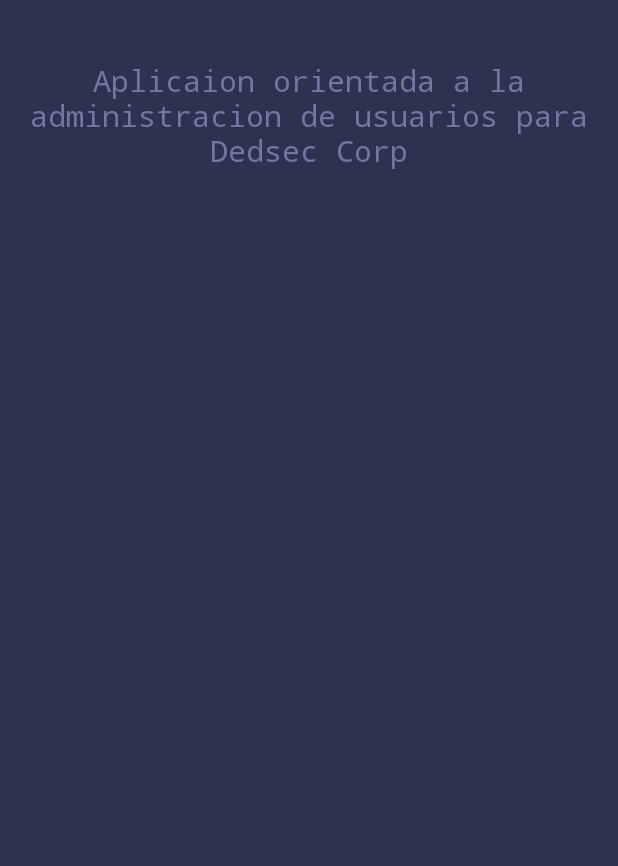
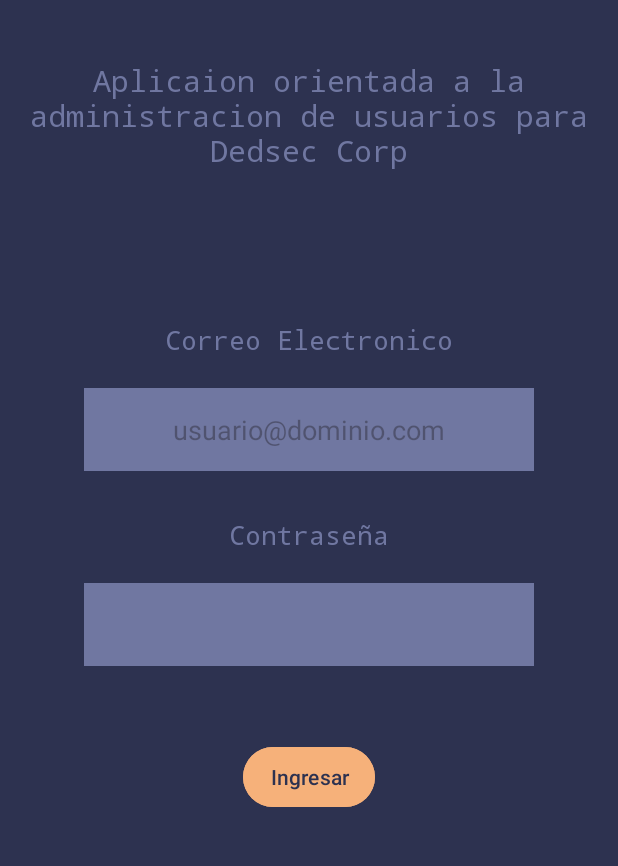
Before and after one commit to CiscoFsociety23/mobile.dedsec.cl, an Android app: the screen it shows after launch (MainActivity), on a phone screen of 412 x 824 dp, the part 119-985 px from its top. Run offline under Robolectric (Android 15) with nearby library versions, the phone set to English and light mode, and no system bars.

Commit message:
feature: ingress view

```diff
--- a/app/src/main/res/layout/activity_main.xml
+++ b/app/src/main/res/layout/activity_main.xml
@@ -29,6 +29,61 @@
         android:textSize="20sp"
         android:textAlignment="center" />
 
+    <TextView
+        android:layout_width="match_parent"
+        android:layout_height="wrap_content"
+        android:text="@string/label_email"
+        android:textColor="@color/dedsec_light"
+        android:layout_marginTop="100dp"
+        android:fontFamily="monospace"
+        android:textSize="18sp"
+        android:textAlignment="center" />
 
+    <EditText
+        android:id="@+id/inputUserEmail"
+        android:layout_width="300dp"
+        android:layout_height="wrap_content"
+        android:padding="15dp"
+        android:textAlignment="center"
+        android:layout_gravity="center"
+        android:layout_marginTop="20dp"
+        android:hint="@string/email_hint"
+        android:background="@color/dedsec_light"
+        android:textColor="@color/dedsec_aux"
+        android:inputType="textEmailAddress"/>
+
+    <TextView
+        android:layout_width="match_parent"
+        android:layout_height="wrap_content"
+        android:text="@string/label_passwd"
+        android:textColor="@color/dedsec_light"
+        android:layout_marginTop="30dp"
+        android:fontFamily="monospace"
+        android:textSize="18sp"
+        android:textAlignment="center" />
+
+    <EditText
+        android:id="@+id/inputUserPasswd"
+        android:layout_width="300dp"
+        android:layout_height="wrap_content"
+        android:padding="15dp"
+        android:textAlignment="center"
+        android:layout_gravity="center"
+        android:layout_marginTop="20dp"
+        android:background="@color/dedsec_light"
+        android:textColor="@color/dedsec_aux"
+        android:inputType="textPassword"/>
+
+    <Button
+        android:id="@+id/btn_ingress"
+        android:layout_width="wrap_content"
+        android:layout_height="wrap_content"
+        android:layout_gravity="center_horizontal"
+        android:layout_marginTop="50dp"
+        android:text="@string/btn_ingress"
+        android:paddingVertical="5dp"
+        android:backgroundTint="@color/dedsec_aux"
+        android:textColor="@color/dedsec_dark"
+        android:paddingHorizontal="10dp"/>
 
 </LinearLayout>
--- a/app/src/main/res/values/strings.xml
+++ b/app/src/main/res/values/strings.xml
@@ -3,4 +3,10 @@
     <string name="app_name">Dedsec Mobile</string>
     <string name="app_description">Aplicaion orientada a la administracion de usuarios para Dedsec Corp</string>
 
+    <string name="label_email">Correo Electronico</string>
+    <string name="label_passwd">Contraseña</string>
+
+    <string name="email_hint">usuario@dominio.com</string>
+    <string name="btn_ingress">Ingresar</string>
+
 </resources>
```
